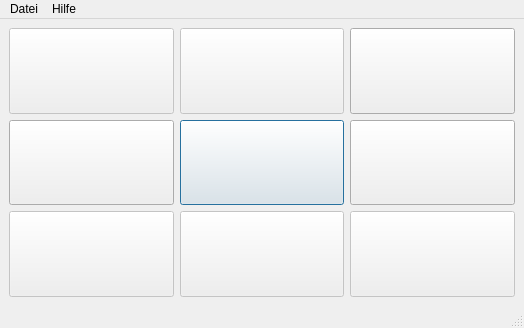
First picture: the form in src/watnu/ui/main_window.ui, repository amogorkon/watnu, before the edit.
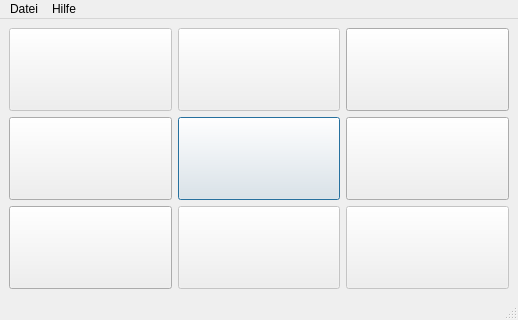
Second picture: the form after the edit. Icons and pictures are not drawn.

```diff
--- a/src/watnu/ui/main_window.ui
+++ b/src/watnu/ui/main_window.ui
@@ -6,10 +6,22 @@
    <rect>
     <x>0</x>
     <y>0</y>
-    <width>524</width>
-    <height>328</height>
+    <width>518</width>
+    <height>320</height>
    </rect>
   </property>
+  <property name="minimumSize">
+   <size>
+    <width>518</width>
+    <height>320</height>
+   </size>
+  </property>
+  <property name="maximumSize">
+   <size>
+    <width>518</width>
+    <height>320</height>
+   </size>
+  </property>
   <property name="windowTitle">
    <string>watnu</string>
   </property>
@@ -339,7 +351,7 @@
       <item row="2" column="0">
        <widget class="QPushButton" name="pushButton_31">
         <property name="enabled">
-         <bool>false</bool>
+         <bool>true</bool>
         </property>
         <property name="sizePolicy">
          <sizepolicy hsizetype="Minimum" vsizetype="MinimumExpanding">
@@ -386,7 +398,7 @@
     <rect>
      <x>0</x>
      <y>0</y>
-     <width>524</width>
+     <width>518</width>
      <height>21</height>
     </rect>
    </property>
```
Left out of the diff: 54 changed lines with no effect on the pictures.
